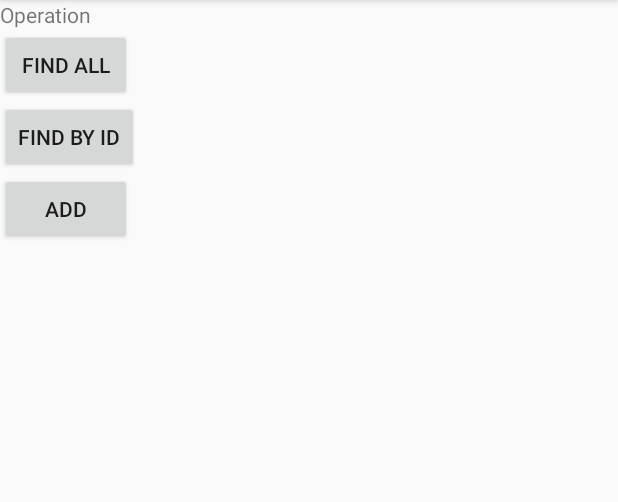
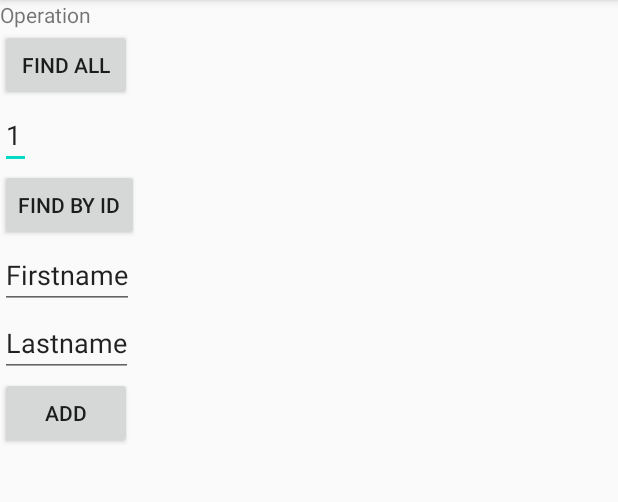
Before and after one commit to Yobuligo/Demo.Retrofit.Android, an Android app: the screen it shows after launch (MainActivity), after a tap on "ADD", on a phone screen of 412 x 824 dp, the part 84-586 px from its top. Run offline under Robolectric (Android 15) with nearby library versions, the phone set to English and light mode, and no system bars; 2 other taps on this screen came first.

```diff
--- /dev/null
+++ b/app/src/main/java/com/yobuligo/demoretrofitandroid/IRestCallRequest.kt
@@ -0,0 +1,5 @@
+package com.yobuligo.demoretrofitandroid
+
+interface IRestCallRequest {
+    fun <T> create(requestAPI: Class<T>): T
+}
--- a/app/src/main/java/com/yobuligo/demoretrofitandroid/MainActivity.kt
+++ b/app/src/main/java/com/yobuligo/demoretrofitandroid/MainActivity.kt
@@ -9,6 +9,7 @@ import kotlinx.coroutines.Dispatchers
 import kotlinx.coroutines.GlobalScope
 import kotlinx.coroutines.launch
 import kotlinx.coroutines.runBlocking
+import org.w3c.dom.Text
 import retrofit2.Call
 import retrofit2.Callback
 import retrofit2.Response
@@ -43,7 +44,7 @@ class MainActivity : AppCompatActivity() {
     }
 
     suspend fun findAllPersons() = runBlocking {
-        val personDAO = createRestCall(IPersonDAO::class.java)
+        val personDAO = RestCallRequest().create(IPersonDAO::class.java)
         val callPerson: Call<List<Person>> = personDAO.findAll()
         callPerson.enqueue(object : Callback<List<Person>> {
             override fun onFailure(call: Call<List<Person>>, t: Throwable) {
@@ -61,7 +62,8 @@ class MainActivity : AppCompatActivity() {
                     var text: String = ""
 
                     for (person in persons) {
-                        text = text + "\n " + person.firstname + person.lastname
+                        text =
+                            text + "\n " + person.id + " " + person.firstname + " " + person.lastname
                     }
 
                     textView.text = text
@@ -72,8 +74,9 @@ class MainActivity : AppCompatActivity() {
     }
 
     suspend fun findById() = runBlocking {
-        val personDAO = createRestCall(IPersonDAO::class.java)
-        val callPerson: Call<Person> = personDAO.findById(1)
+        val id: Long = findViewById<TextView>(R.id.txt_id).text.toString().toLong()
+        val personDAO = RestCallRequest().create(IPersonDAO::class.java)
+        val callPerson: Call<Person> = personDAO.findById(id)
         callPerson.enqueue(object : Callback<Person> {
             override fun onFailure(call: Call<Person>, t: Throwable) {
                 textView.text = t.message
@@ -89,7 +92,7 @@ class MainActivity : AppCompatActivity() {
                     val person: Person = response.body()!!
 
                     textView.text =
-                        "Person with id $person.id is ${person.firstname} ${person.lastname}"
+                        "Person with id ${person.id} is ${person.firstname} ${person.lastname}"
                 }
             }
         }
@@ -98,10 +101,10 @@ class MainActivity : AppCompatActivity() {
 
     suspend fun addPerson() = runBlocking {
         var person = Person()
-        person.firstname = "New User Firstname"
-        person.lastname = "New User Lastname"
+        person.firstname = findViewById<TextView>(R.id.txt_firstname).text.toString()
+        person.lastname = findViewById<TextView>(R.id.txt_lastname).text.toString()
 
-        val personDAO = createRestCall(IPersonDAO::class.java)
+        val personDAO = RestCallRequest().create(IPersonDAO::class.java)
         val call: Call<Person> = personDAO.addPerson(person)
         call.enqueue(object : Callback<Person> {
             override fun onFailure(call: Call<Person>, t: Throwable) {
@@ -116,17 +119,10 @@ class MainActivity : AppCompatActivity() {
 
                 if (response.body() != null) {
                     val person: Person = response.body()!!
-                    textView.text = "Person ${person.firstname} ${person.lastname} was added"
+                    textView.text =
+                        "Person ${person.id} ${person.firstname} ${person.lastname} was added"
                 }
             }
         })
     }
-
-    private fun <T> createRestCall(requestAPI: Class<T>): T {
-        val retrofit = Retrofit.Builder()
-            .baseUrl(Config.BASE_URL)
-            .addConverterFactory(GsonConverterFactory.create())
-            .build()
-        return retrofit.create(requestAPI)
-    }
 }
--- /dev/null
+++ b/app/src/main/java/com/yobuligo/demoretrofitandroid/RestCallRequest.kt
@@ -0,0 +1,14 @@
+package com.yobuligo.demoretrofitandroid
+
+import retrofit2.Retrofit
+import retrofit2.converter.gson.GsonConverterFactory
+
+class RestCallRequest : IRestCallRequest {
+    override fun <T> create(requestAPI: Class<T>): T {
+        val retrofit = Retrofit.Builder()
+            .baseUrl(Config.BASE_URL)
+            .addConverterFactory(GsonConverterFactory.create())
+            .build()
+        return retrofit.create(requestAPI)
+    }
+}
--- a/app/src/main/res/layout/activity_main.xml
+++ b/app/src/main/res/layout/activity_main.xml
@@ -22,13 +22,37 @@
         app:layout_constraintStart_toStartOf="parent"
         app:layout_constraintTop_toBottomOf="@id/textview" />
 
+    <EditText
+        android:id="@+id/txt_id"
+        android:layout_width="wrap_content"
+        android:layout_height="wrap_content"
+        android:text="@string/id"
+        app:layout_constraintStart_toStartOf="parent"
+        app:layout_constraintTop_toBottomOf="@id/btn_persons_find_all" />
+
     <Button
         android:id="@+id/btn_persons_find_by_id"
         android:layout_width="wrap_content"
         android:layout_height="wrap_content"
         android:text="@string/persons_find_by_id"
         app:layout_constraintStart_toStartOf="parent"
-        app:layout_constraintTop_toBottomOf="@id/btn_persons_find_all" />
+        app:layout_constraintTop_toBottomOf="@id/txt_id" />
+
+    <EditText
+        android:id="@+id/txt_firstname"
+        android:layout_width="wrap_content"
+        android:layout_height="wrap_content"
+        android:text="@string/firstname"
+        app:layout_constraintStart_toStartOf="parent"
+        app:layout_constraintTop_toBottomOf="@id/btn_persons_find_by_id" />
+
+    <EditText
+        android:id="@+id/txt_lastname"
+        android:layout_width="wrap_content"
+        android:layout_height="wrap_content"
+        android:text="@string/lastname"
+        app:layout_constraintStart_toStartOf="parent"
+        app:layout_constraintTop_toBottomOf="@id/txt_firstname" />
 
     <Button
         android:id="@+id/btn_persons_add"
@@ -36,5 +60,5 @@
         android:layout_height="wrap_content"
         android:text="@string/persons_add"
         app:layout_constraintStart_toStartOf="parent"
-        app:layout_constraintTop_toBottomOf="@id/btn_persons_find_by_id" />
+        app:layout_constraintTop_toBottomOf="@id/txt_lastname" />
 </androidx.constraintlayout.widget.ConstraintLayout>
--- a/app/src/main/res/values/strings.xml
+++ b/app/src/main/res/values/strings.xml
@@ -3,4 +3,7 @@
     <string name="persons_find_all">Find All</string>
     <string name="persons_find_by_id">Find by Id</string>
     <string name="persons_add">Add</string>
+    <string name="firstname">Firstname</string>
+    <string name="lastname">Lastname</string>
+    <string name="id">1</string>
 </resources>
```
